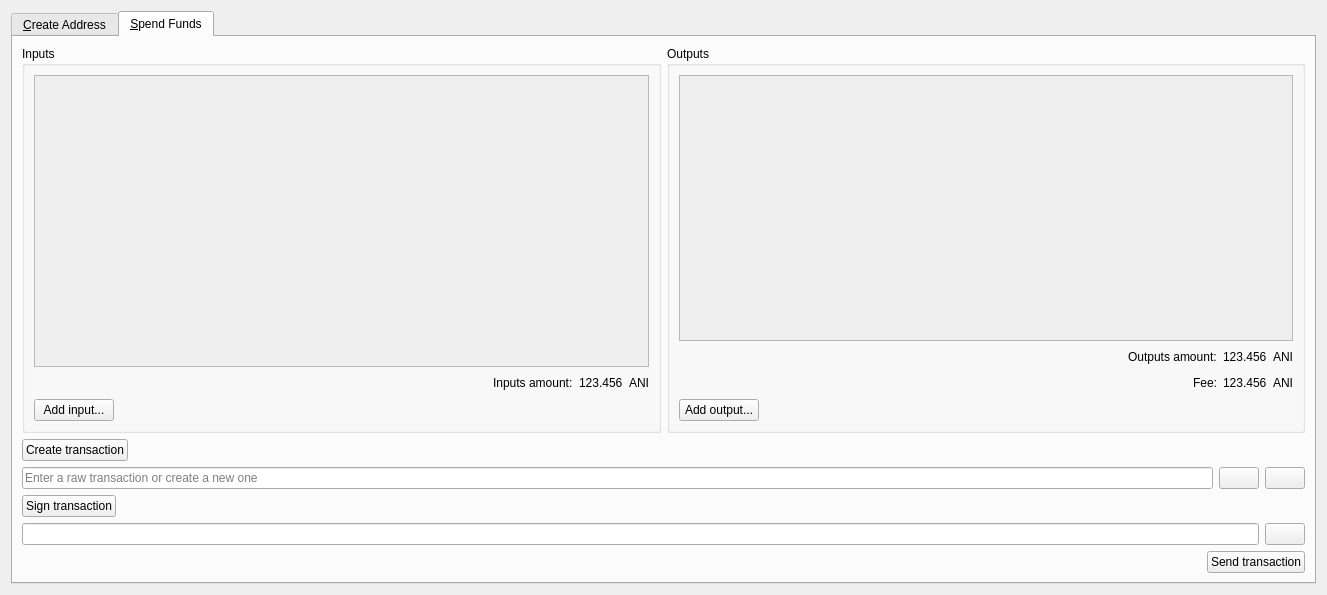
Above: src/qt/forms/multisigdialog.ui from Animecointeam/Animecoin before the change. Below: the same form after it.
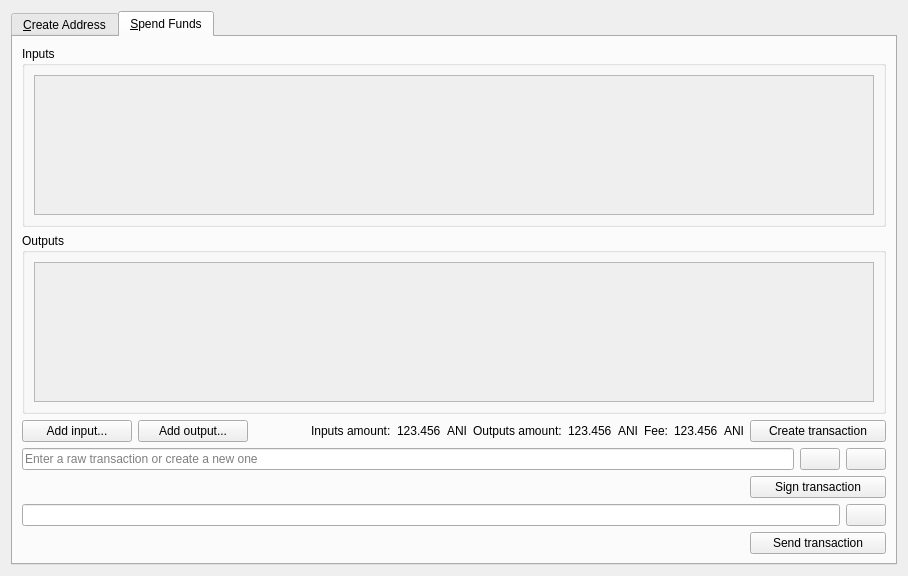
That is the form after the change. The open tabs and pages were chosen to show the change. Icons and pictures are not drawn.

Patch:
```diff
--- a/src/qt/forms/multisigdialog.ui
+++ b/src/qt/forms/multisigdialog.ui
@@ -6,8 +6,8 @@
    <rect>
     <x>0</x>
     <y>0</y>
-    <width>1327</width>
-    <height>595</height>
+    <width>908</width>
+    <height>576</height>
    </rect>
   </property>
   <property name="windowTitle">
@@ -316,7 +316,7 @@
        <item>
         <layout class="QVBoxLayout" name="verticalLayout_8">
          <item>
-          <layout class="QHBoxLayout" name="horizontalLayout_4">
+          <layout class="QVBoxLayout" name="verticalLayout_9">
            <item>
             <widget class="QGroupBox" name="inputsBox">
              <property name="title">
@@ -339,8 +339,8 @@
                   <rect>
                    <x>0</x>
                    <y>0</y>
-                   <width>613</width>
-                   <height>221</height>
+                   <width>858</width>
+                   <height>133</height>
                   </rect>
                  </property>
                  <layout class="QVBoxLayout" name="verticalLayout_4">
@@ -364,75 +364,6 @@
                 </widget>
                </widget>
               </item>
-              <item>
-               <layout class="QHBoxLayout" name="horizontalLayout_6">
-                <item>
-                 <spacer name="horizontalSpacer_9">
-                  <property name="orientation">
-                   <enum>Qt::Horizontal</enum>
-                  </property>
-                  <property name="sizeHint" stdset="0">
-                   <size>
-                    <width>40</width>
-                    <height>20</height>
-                   </size>
-                  </property>
-                 </spacer>
-                </item>
-                <item>
-                 <widget class="QLabel" name="inputsAmountLabel">
-                  <property name="text">
-                   <string>Inputs amount:</string>
-                  </property>
-                 </widget>
-                </item>
-                <item>
-                 <widget class="QLabel" name="inputsAmount">
-                  <property name="text">
-                   <string>123.456</string>
-                  </property>
-                  <property name="textInteractionFlags">
-                   <set>Qt::LinksAccessibleByMouse|Qt::TextSelectableByKeyboard|Qt::TextSelectableByMouse</set>
-                  </property>
-                 </widget>
-                </item>
-                <item>
-                 <widget class="QLabel" name="label">
-                  <property name="text">
-                   <string>ANI</string>
-                  </property>
-                 </widget>
-                </item>
-               </layout>
-              </item>
-              <item>
-               <layout class="QHBoxLayout" name="horizontalLayout_5">
-                <item>
-                 <widget class="QPushButton" name="addInputButton">
-                  <property name="text">
-                   <string>Add input...</string>
-                  </property>
-                  <property name="icon">
-                   <iconset resource="../bitcoin.qrc">
-                    <normaloff>:/icons/add</normaloff>:/icons/add</iconset>
-                  </property>
-                 </widget>
-                </item>
-                <item>
-                 <spacer name="horizontalSpacer_3">
-                  <property name="orientation">
-                   <enum>Qt::Horizontal</enum>
-                  </property>
-                  <property name="sizeHint" stdset="0">
-                   <size>
-                    <width>40</width>
-                    <height>20</height>
-                   </size>
-                  </property>
-                 </spacer>
-                </item>
-               </layout>
-              </item>
              </layout>
             </widget>
            </item>
@@ -450,6 +381,9 @@
                   <height>0</height>
                  </size>
                 </property>
+                <property name="sizeAdjustPolicy">
+                 <enum>QAbstractScrollArea::AdjustIgnored</enum>
+                </property>
                 <property name="widgetResizable">
                  <bool>true</bool>
                 </property>
@@ -458,10 +392,16 @@
                   <rect>
                    <x>0</x>
                    <y>0</y>
-                   <width>612</width>
-                   <height>193</height>
+                   <width>858</width>
+                   <height>132</height>
                   </rect>
                  </property>
+                 <property name="sizePolicy">
+                  <sizepolicy hsizetype="Preferred" vsizetype="Preferred">
+                   <horstretch>0</horstretch>
+                   <verstretch>0</verstretch>
+                  </sizepolicy>
+                 </property>
                  <layout class="QVBoxLayout" name="verticalLayout_5">
                   <item>
                    <layout class="QVBoxLayout" name="outputs"/>
@@ -483,8 +423,47 @@
                 </widget>
                </widget>
               </item>
+             </layout>
+            </widget>
+           </item>
+          </layout>
+         </item>
               <item>
                <layout class="QHBoxLayout" name="horizontalLayout_7">
+           <item>
+            <widget class="QPushButton" name="addInputButton">
+             <property name="minimumSize">
+              <size>
+               <width>110</width>
+               <height>0</height>
+              </size>
+             </property>
+             <property name="text">
+              <string>Add input...</string>
+             </property>
+             <property name="icon">
+              <iconset resource="../bitcoin.qrc">
+               <normaloff>:/icons/add</normaloff>:/icons/add</iconset>
+             </property>
+            </widget>
+           </item>
+           <item>
+            <widget class="QPushButton" name="addOutputButton">
+             <property name="minimumSize">
+              <size>
+               <width>110</width>
+               <height>0</height>
+              </size>
+             </property>
+             <property name="text">
+              <string>Add output...</string>
+             </property>
+             <property name="icon">
+              <iconset resource="../bitcoin.qrc">
+               <normaloff>:/icons/add</normaloff>:/icons/add</iconset>
+             </property>
+            </widget>
+           </item>
                 <item>
                  <spacer name="horizontalSpacer_10">
                   <property name="orientation">
@@ -498,6 +477,30 @@
                   </property>
                  </spacer>
                 </item>
+           <item>
+            <widget class="QLabel" name="inputsAmountLabel">
+             <property name="text">
+              <string>Inputs amount:</string>
+             </property>
+            </widget>
+           </item>
+           <item>
+            <widget class="QLabel" name="inputsAmount">
+             <property name="text">
+              <string>123.456</string>
+             </property>
+             <property name="textInteractionFlags">
+              <set>Qt::LinksAccessibleByMouse|Qt::TextSelectableByKeyboard|Qt::TextSelectableByMouse</set>
+             </property>
+            </widget>
+           </item>
+           <item>
+            <widget class="QLabel" name="label">
+             <property name="text">
+              <string>ANI</string>
+             </property>
+            </widget>
+           </item>
                 <item>
                  <widget class="QLabel" name="outputsAmountLabel">
                   <property name="text">
@@ -522,23 +525,6 @@
                   </property>
                  </widget>
                 </item>
-               </layout>
-              </item>
-              <item>
-               <layout class="QHBoxLayout" name="horizontalLayout_16">
-                <item>
-                 <spacer name="horizontalSpacer_12">
-                  <property name="orientation">
-                   <enum>Qt::Horizontal</enum>
-                  </property>
-                  <property name="sizeHint" stdset="0">
-                   <size>
-                    <width>40</width>
-                    <height>20</height>
-                   </size>
-                  </property>
-                 </spacer>
-                </item>
                 <item>
                  <widget class="QLabel" name="feeLabel">
                   <property name="text">
@@ -560,63 +546,28 @@
                   </property>
                  </widget>
                 </item>
-               </layout>
-              </item>
-              <item>
-               <layout class="QHBoxLayout" name="horizontalLayout_8">
-                <item>
-                 <widget class="QPushButton" name="addOutputButton">
-                  <property name="text">
-                   <string>Add output...</string>
-                  </property>
-                  <property name="icon">
-                   <iconset resource="../bitcoin.qrc">
-                    <normaloff>:/icons/add</normaloff>:/icons/add</iconset>
-                  </property>
-                 </widget>
-                </item>
-                <item>
-                 <spacer name="horizontalSpacer_4">
-                  <property name="orientation">
-                   <enum>Qt::Horizontal</enum>
-                  </property>
-                  <property name="sizeHint" stdset="0">
-                   <size>
-                    <width>40</width>
-                    <height>20</height>
-                   </size>
-                  </property>
-                 </spacer>
-                </item>
-               </layout>
-              </item>
-             </layout>
-            </widget>
-           </item>
-          </layout>
-         </item>
-         <item>
-          <layout class="QHBoxLayout" name="horizontalLayout_9">
            <item>
             <widget class="QPushButton" name="createTransactionButton">
+             <property name="enabled">
+              <bool>true</bool>
+             </property>
+             <property name="sizePolicy">
+              <sizepolicy hsizetype="Minimum" vsizetype="Fixed">
+               <horstretch>0</horstretch>
+               <verstretch>0</verstretch>
+              </sizepolicy>
+             </property>
+             <property name="minimumSize">
+              <size>
+               <width>136</width>
+               <height>0</height>
+              </size>
+             </property>
              <property name="text">
               <string>Create transaction</string>
              </property>
             </widget>
            </item>
-           <item>
-            <spacer name="horizontalSpacer_5">
-             <property name="orientation">
-              <enum>Qt::Horizontal</enum>
-             </property>
-             <property name="sizeHint" stdset="0">
-              <size>
-               <width>40</width>
-               <height>20</height>
-              </size>
-             </property>
-            </spacer>
-           </item>
           </layout>
          </item>
         </layout>
@@ -679,8 +630,27 @@
          </item>
          <item>
           <layout class="QHBoxLayout" name="horizontalLayout_11">
+           <item>
+            <spacer name="horizontalSpacer_6">
+             <property name="orientation">
+              <enum>Qt::Horizontal</enum>
+             </property>
+             <property name="sizeHint" stdset="0">
+              <size>
+               <width>40</width>
+               <height>20</height>
+              </size>
+             </property>
+            </spacer>
+           </item>
            <item>
             <widget class="QPushButton" name="signTransactionButton">
+             <property name="minimumSize">
+              <size>
+               <width>136</width>
+               <height>0</height>
+              </size>
+             </property>
              <property name="text">
               <string>Sign transaction</string>
              </property>
@@ -690,19 +660,6 @@
              </property>
             </widget>
            </item>
-           <item>
-            <spacer name="horizontalSpacer_6">
-             <property name="orientation">
-              <enum>Qt::Horizontal</enum>
-             </property>
-             <property name="sizeHint" stdset="0">
-              <size>
-               <width>40</width>
-               <height>20</height>
-              </size>
-             </property>
-            </spacer>
-           </item>
           </layout>
          </item>
         </layout>
@@ -767,6 +724,12 @@
            </item>
            <item>
             <widget class="QPushButton" name="sendTransactionButton">
+             <property name="minimumSize">
+              <size>
+               <width>136</width>
+               <height>0</height>
+              </size>
+             </property>
              <property name="text">
               <string>Send transaction</string>
              </property>
```
Left out of the diff: 46 changed lines with no effect on the pictures. Lines whose indentation alone changed are shown as unchanged.
